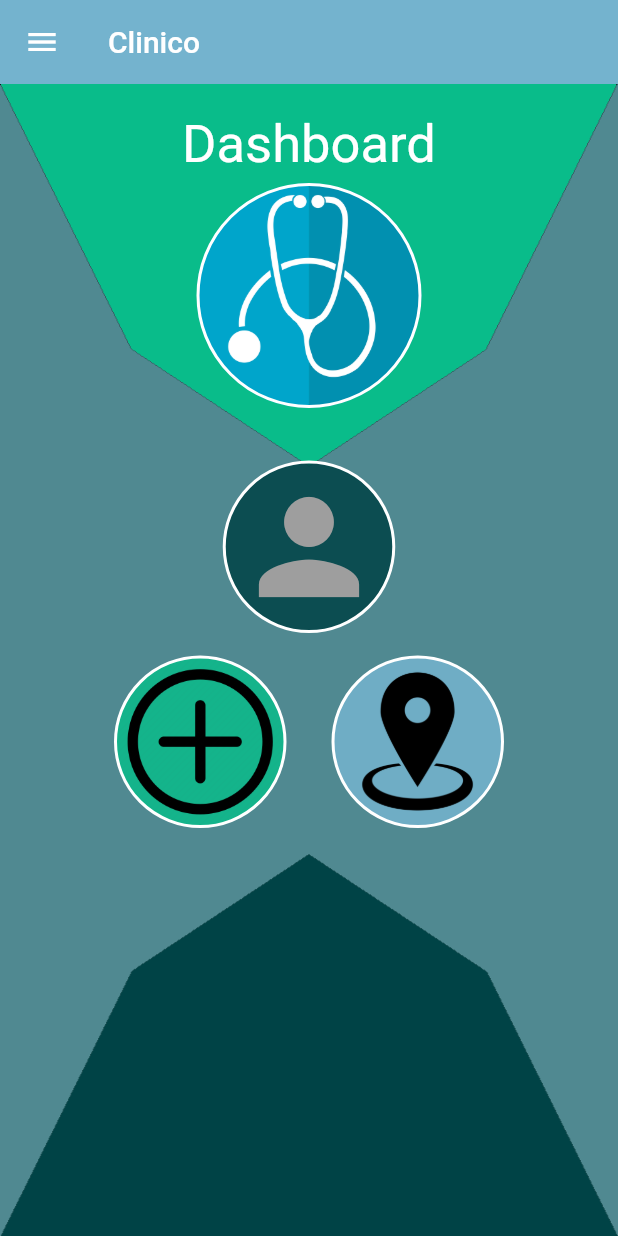
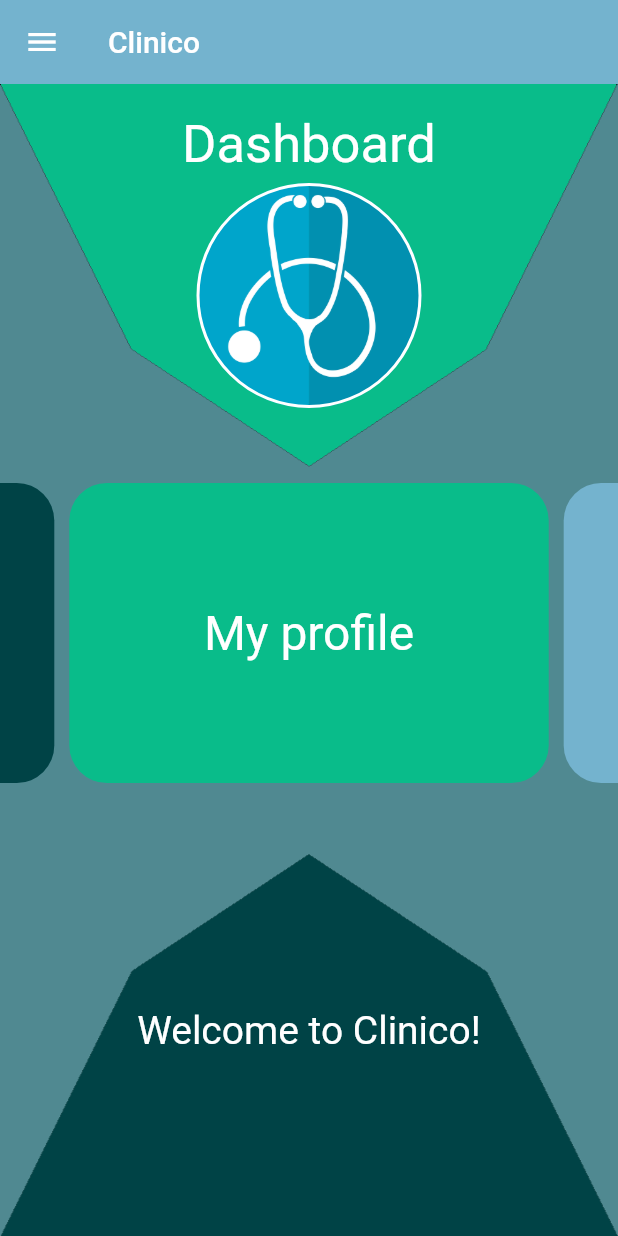
Before and after one commit to Eciric/Clinico, a Flutter app: the screen it shows once a user with an empty profile is signed in, on a phone screen of 412 x 824 dp. Run offline on Flutter 3.47's test engine with Material 2 defaults, Android fonts, the phone set to English and light mode, and no system bars; drawn by our look-alikes of carousel_slider; our stand-ins replace cloud_firestore, firebase_auth, firebase_core, flutter_spinkit; accounts and stored records are empty.

Commit message:
Carousel done visually. Lack of navigation

```diff
--- /dev/null
+++ b/lib/screens/home/carousel.dart
@@ -0,0 +1,75 @@
+import 'package:carousel_slider/carousel_slider.dart';
+import 'package:clinico/screens/about/about.dart';
+import 'package:clinico/screens/appointment/appointment.dart';
+import 'package:clinico/screens/info/info.dart';
+import 'package:clinico/screens/profile/profile.dart';
+import 'package:clinico/style/colors.dart';
+import 'package:flutter/material.dart';
+
+class MyCarousel extends StatelessWidget {
+  final List _carouselItems = [
+    {
+      "color": MyColors.mountainMeadow,
+      "text": "My profile",
+      "onPressed": (context) {
+        Navigator.push(
+            context, MaterialPageRoute(builder: (context) => ProfileView()));
+      }
+    },
+    {
+      "color": MyColors.darkSkyBlue,
+      "text": "Make an appointment",
+      "onPressed": (context) {
+        Navigator.push(
+            context, MaterialPageRoute(builder: (context) => Appointments()));
+      }
+    },
+    {
+      "color": MyColors.prussianBlue,
+      "text": "Clinic information",
+      "onPressed": (context) {
+        Navigator.push(
+            context, MaterialPageRoute(builder: (context) => Info()));
+      }
+    },
+    {
+      "color": MyColors.warmBlack,
+      "text": "About us",
+      "onPressed": (context) {
+        Navigator.push(
+            context, MaterialPageRoute(builder: (context) => About()));
+      }
+    },
+  ];
+
+  @override
+  Widget build(BuildContext context) {
+    return CarouselSlider(
+      options: CarouselOptions(height: 200.0),
+      items: _carouselItems.map((item) {
+        return Builder(
+          builder: (BuildContext context) {
+            return GestureDetector(
+              onTap: () => item['onPresssed'](context),
+              child: Container(
+                  width: MediaQuery.of(context).size.width,
+                  margin: EdgeInsets.symmetric(horizontal: 5.0),
+                  decoration: BoxDecoration(
+                      color: item['color'],
+                      borderRadius: BorderRadius.circular(25)),
+                  child: Center(
+                      child: Container(
+                          padding: EdgeInsets.all(5.0),
+                          child: Text(
+                            '${item['text']}',
+                            textAlign: TextAlign.center,
+                            style:
+                                TextStyle(fontSize: 32.0, color: Colors.white),
+                          )))),
+            );
+          },
+        );
+      }).toList(),
+    );
+  }
+}
--- a/lib/screens/home/home.dart
+++ b/lib/screens/home/home.dart
@@ -1,9 +1,9 @@
 import 'package:clinico/screens/about/about.dart';
 import 'package:clinico/screens/appointment/appointment.dart';
+import 'package:clinico/screens/home/carousel.dart';
 import 'package:clinico/screens/info/info.dart';
 import 'package:clinico/screens/profile/profile.dart';
 import 'package:clinico/screens/settings/settings.dart';
-import 'package:clinico/screens/visit/doctors.dart';
 import 'package:flutter/material.dart';
 import 'package:clinico/services/auth.dart';
 import 'package:clinico/style/colors.dart';
@@ -91,7 +91,7 @@ class Home extends StatelessWidget {
           ),
           child: SingleChildScrollView(
             child: Container(
-              padding: EdgeInsets.symmetric(vertical: 20, horizontal: 50),
+              padding: EdgeInsets.symmetric(vertical: 20),
               child: Column(
                 children: <Widget>[
                   Text(
@@ -115,87 +115,13 @@ class Home extends StatelessWidget {
                         shape: BoxShape.circle,
                         border: Border.all(width: 2, color: Colors.white)),
                   ),
-                  SizedBox(height: 35),
-                  Row(
-                    mainAxisAlignment: MainAxisAlignment.center,
-                    children: [
-                      GestureDetector(
-                        onTap: () {
-                          Navigator.push(
-                            context,
-                            MaterialPageRoute(
-                                builder: (context) => ProfileView()),
-                          );
-                        },
-                        child: Container(
-                          height: 115,
-                          width: 115,
-                          decoration: new BoxDecoration(
-                            color: MyColors.warmBlack.withOpacity(0.85),
-                            shape: BoxShape.circle,
-                            border: Border.all(width: 2, color: Colors.white),
-                          ),
-                          child: Icon(
-                            Icons.person,
-                            color: Colors.grey,
-                            size: 100,
-                          ),
-                        ),
-                      ),
-                    ],
+                  SizedBox(height: 50),
+                  MyCarousel(),
+                  SizedBox(
+                    height: 150,
                   ),
-                  SizedBox(
-                    height: 15,
-                  ),
-                  Row(
-                    mainAxisAlignment: MainAxisAlignment.center,
-                    children: [
-                      GestureDetector(
-                        onTap: () {
-                          Navigator.push(
-                            context,
-                            MaterialPageRoute(
-                                builder: (context) => DoctorsView()),
-                          );
-                        },
-                        child: Container(
-                          height: 115,
-                          width: 115,
-                          decoration: new BoxDecoration(
-                              color: MyColors.mountainMeadow.withOpacity(0.85),
-                              border: Border.all(width: 2, color: Colors.white),
-                              image: DecorationImage(
-                                image:
-                                    AssetImage('assets/images/plus_icon.png'),
-                                fit: BoxFit.fill,
-                              ),
-                              shape: BoxShape.circle),
-                        ),
-                      ),
-                      SizedBox(
-                        width: 30,
-                      ),
-                      GestureDetector(
-                        onTap: () {
-                          Navigator.push(
-                            context,
-                            MaterialPageRoute(builder: (context) => Info()),
-                          );
-                        },
-                        child: Container(
-                          height: 115,
-                          width: 115,
-                          decoration: new BoxDecoration(
-                              color: MyColors.darkSkyBlue.withOpacity(0.85),
-                              border: Border.all(width: 2, color: Colors.white),
-                              image: DecorationImage(
-                                image: AssetImage('assets/images/location.png'),
-                              ),
-                              shape: BoxShape.circle),
-                        ),
-                      ),
-                    ],
-                  ),
+                  Text("Welcome to Clinico!",
+                      style: TextStyle(fontSize: 26, color: Colors.white))
                 ],
               ),
             ),
--- a/pubspec.yaml
+++ b/pubspec.yaml
@@ -34,6 +34,7 @@ dependencies:
   provider: ^6.0.1
   flutter_spinkit: ^5.1.0
   url_launcher: ^5.0.12
+  carousel_slider: ^4.0.0
 
 dev_dependencies:
   flutter_test:
```
Also changed, not shown: pubspec.lock.
